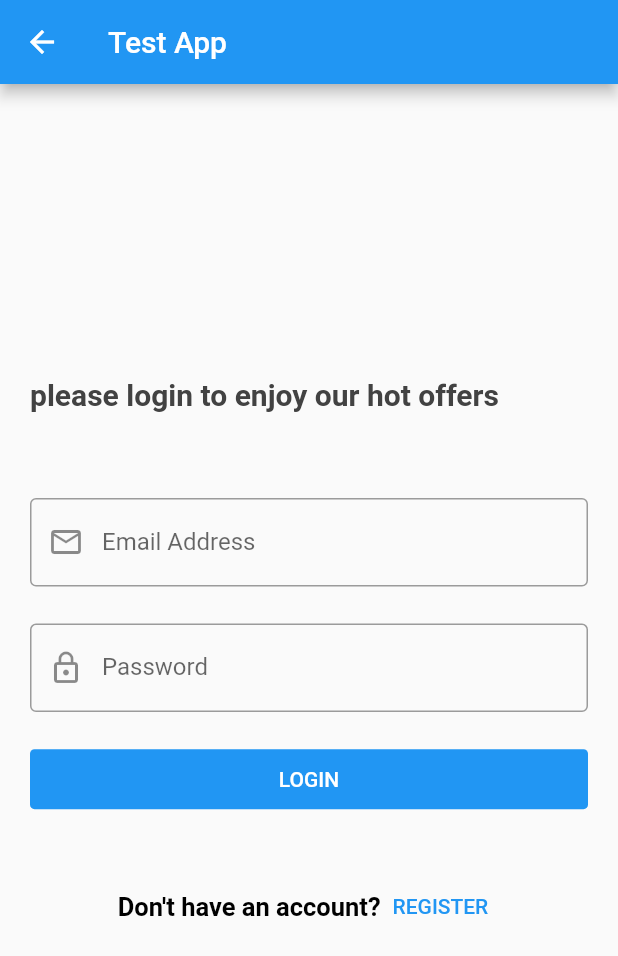
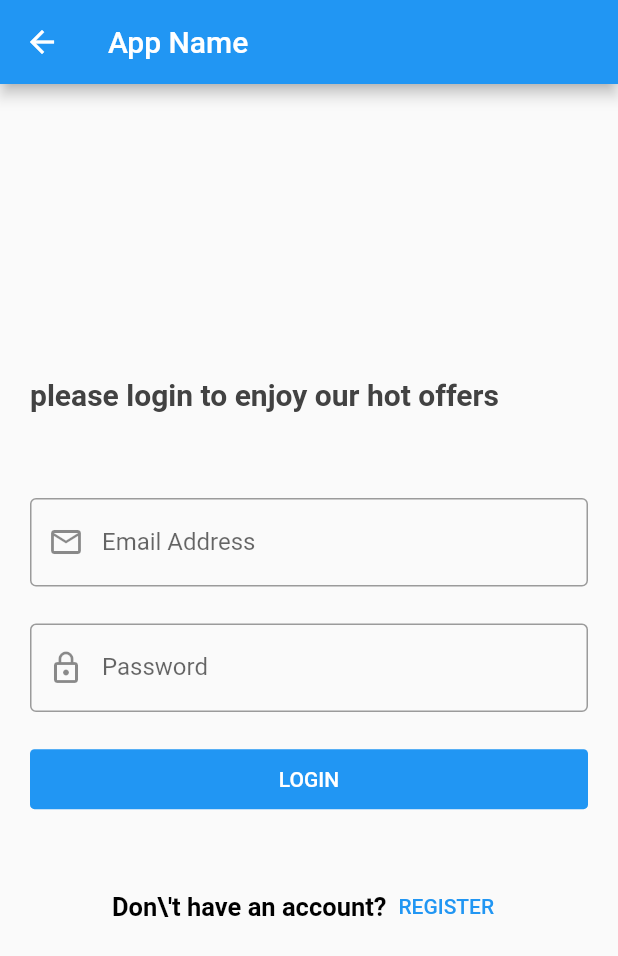
Before and after one commit to MostafaBastawy/Test, a Flutter app: the RegisterScreen screen opened directly, after a tap on "REGISTER", after a tap on "LOGIN", on a phone screen of 412 x 824 dp. Shown: the top 956 px of the screen. Run offline on Flutter 3.47's test engine with Material 2 defaults, Android fonts, the phone set to English and light mode, and no system bars; our stand-ins replace bloc, cloud_firestore, easy_localization, firebase_auth, firebase_core, firebase_storage and 3 more; accounts and stored records are empty; network calls fail.

```diff
--- a/lib/screens/home_screen.dart
+++ b/lib/screens/home_screen.dart
@@ -3,8 +3,11 @@ import 'package:firebasetestapp/cubit/states.dart';
 import 'package:firebasetestapp/models/product_model.dart';
 import 'package:firebasetestapp/screens/profile_screen.dart';
 import 'package:firebasetestapp/shared/components.dart';
+import 'package:firebasetestapp/translations/locale_keys.g.dart';
 import 'package:flutter/material.dart';
 import 'package:flutter_bloc/flutter_bloc.dart';
+import 'package:easy_localization/easy_localization.dart';
+import '../translations/locale_keys.g.dart';
 
 class HomeScreen extends StatelessWidget {
   const HomeScreen({Key? key}) : super(key: key);
@@ -21,7 +24,7 @@ class HomeScreen extends StatelessWidget {
         AppCubit cubit = AppCubit.get(context);
         return Scaffold(
           appBar: AppBar(
-            title: const Text('Products'),
+            title: Text(LocaleKeys.products.tr()),
             actions: [
               Padding(
                 padding: const EdgeInsetsDirectional.only(end: 20.0),
--- a/lib/screens/login_screen.dart
+++ b/lib/screens/login_screen.dart
@@ -3,10 +3,13 @@ import 'package:firebasetestapp/screens/home_screen.dart';
 import 'package:firebasetestapp/screens/register_screen.dart';
 import 'package:firebasetestapp/shared/cache_helper.dart';
 import 'package:firebasetestapp/shared/components.dart';
+import 'package:firebasetestapp/translations/locale_keys.g.dart';
 import 'package:flutter/material.dart';
 import 'package:flutter_bloc/flutter_bloc.dart';
 import 'package:firebasetestapp/cubit/cubit.dart';
 import 'package:firebasetestapp/cubit/states.dart';
+import 'package:easy_localization/easy_localization.dart';
+import '../translations/locale_keys.g.dart';
 
 class LoginScreen extends StatelessWidget {
   var emailController = TextEditingController();
@@ -27,8 +30,8 @@ class LoginScreen extends StatelessWidget {
         AppCubit cubit = AppCubit.get(context);
         return Scaffold(
           appBar: AppBar(
-            title: const Text(
-              'Test App',
+            title: Text(
+              LocaleKeys.appName.tr(),
             ),
           ),
           body: Center(
@@ -41,7 +44,7 @@ class LoginScreen extends StatelessWidget {
                     crossAxisAlignment: CrossAxisAlignment.start,
                     children: [
                       Text(
-                        'please login to enjoy our hot offers',
+                        LocaleKeys.loginMessage.tr(),
                         style: TextStyle(
                           fontWeight: FontWeight.bold,
                           fontSize: 20.0,
@@ -55,13 +58,13 @@ class LoginScreen extends StatelessWidget {
                         keyboardType: TextInputType.emailAddress,
                         validator: (String? value) {
                           if (value!.isEmpty) {
-                            return 'email address cant be empty';
+                            return LocaleKeys.emailVerify.tr();
                           }
                         },
-                        decoration: const InputDecoration(
-                          border: OutlineInputBorder(),
-                          labelText: 'Email Address',
-                          prefixIcon: Icon(Icons.email_outlined),
+                        decoration: InputDecoration(
+                          border: const OutlineInputBorder(),
+                          labelText: LocaleKeys.emailLabel.tr(),
+                          prefixIcon: const Icon(Icons.email_outlined),
                         ),
                         onTap: () {},
                         onChanged: (value) {},
@@ -75,13 +78,13 @@ class LoginScreen extends StatelessWidget {
                         keyboardType: TextInputType.visiblePassword,
                         validator: (String? value) {
                           if (value!.isEmpty) {
-                            return 'password is too short';
+                            return LocaleKeys.passwordVerify.tr();
                           }
                         },
-                        decoration: const InputDecoration(
-                          border: OutlineInputBorder(),
-                          labelText: 'Password',
-                          prefixIcon: Icon(Icons.lock_outline),
+                        decoration: InputDecoration(
+                          border: const OutlineInputBorder(),
+                          labelText: LocaleKeys.passwordLabel.tr(),
+                          prefixIcon: const Icon(Icons.lock_outline),
                         ),
                         onTap: () {},
                         onChanged: (value) {},
@@ -98,16 +101,16 @@ class LoginScreen extends StatelessWidget {
                             );
                           }
                         },
-                        text: 'LOGIN',
+                        text: LocaleKeys.loginButton.tr(),
                       ),
                       SizedBox(
                           height: MediaQuery.of(context).size.height * 0.05),
                       Row(
                         mainAxisAlignment: MainAxisAlignment.center,
                         children: [
-                          const Text(
-                            'Don\'t have an account?',
-                            style: TextStyle(
+                          Text(
+                            LocaleKeys.loginDontHaveAnAccount.tr(),
+                            style: const TextStyle(
                               fontWeight: FontWeight.bold,
                               fontSize: 17.0,
                               color: Colors.black,
@@ -118,7 +121,7 @@ class LoginScreen extends StatelessWidget {
                               navigateTo(
                                   context: context, widget: RegisterScreen());
                             },
-                            child: const Text('REGISTER'),
+                            child: Text(LocaleKeys.registerButton.tr()),
                           ),
                         ],
                       ),
--- a/lib/screens/register_screen.dart
+++ b/lib/screens/register_screen.dart
@@ -4,6 +4,8 @@ import 'package:flutter/material.dart';
 import 'package:flutter_bloc/flutter_bloc.dart';
 import 'package:firebasetestapp/cubit/cubit.dart';
 import 'package:firebasetestapp/cubit/states.dart';
+import 'package:easy_localization/easy_localization.dart';
+import '../translations/locale_keys.g.dart';
 
 class RegisterScreen extends StatelessWidget {
   var emailController = TextEditingController();
@@ -25,8 +27,8 @@ class RegisterScreen extends StatelessWidget {
 
         return Scaffold(
           appBar: AppBar(
-            title: const Text(
-              'Test App',
+            title: Text(
+              LocaleKeys.appName.tr(),
             ),
           ),
           body: Center(
@@ -39,7 +41,7 @@ class RegisterScreen extends StatelessWidget {
                     crossAxisAlignment: CrossAxisAlignment.start,
                     children: [
                       Text(
-                        'please register to enjoy our hot offers',
+                        LocaleKeys.registerMessage.tr(),
                         style: TextStyle(
                           fontWeight: FontWeight.bold,
                           fontSize: 20.0,
@@ -53,13 +55,13 @@ class RegisterScreen extends StatelessWidget {
                         keyboardType: TextInputType.name,
                         validator: (String? value) {
                           if (value!.isEmpty) {
-                            return 'name cant be empty';
+                            return LocaleKeys.nameVerify.tr();
                           }
                         },
-                        decoration: const InputDecoration(
-                          border: OutlineInputBorder(),
-                          labelText: 'Full Name',
-                          prefixIcon: Icon(Icons.person),
+                        decoration: InputDecoration(
+                          border: const OutlineInputBorder(),
+                          labelText: LocaleKeys.nameLabel.tr(),
+                          prefixIcon: const Icon(Icons.person),
                         ),
                         onTap: () {},
                         onChanged: (value) {},
@@ -72,13 +74,13 @@ class RegisterScreen extends StatelessWidget {
                         keyboardType: TextInputType.emailAddress,
                         validator: (String? value) {
                           if (value!.isEmpty) {
-                            return 'email address cant be empty';
+                            return LocaleKeys.emailVerify.tr();
                           }
                         },
-                        decoration: const InputDecoration(
-                          border: OutlineInputBorder(),
-                          labelText: 'Email Address',
-                          prefixIcon: Icon(Icons.email_outlined),
+                        decoration: InputDecoration(
+                          border: const OutlineInputBorder(),
+                          labelText: LocaleKeys.emailLabel.tr(),
+                          prefixIcon: const Icon(Icons.email_outlined),
                         ),
                         onTap: () {},
                         onChanged: (value) {},
@@ -92,13 +94,13 @@ class RegisterScreen extends StatelessWidget {
                         keyboardType: TextInputType.visiblePassword,
                         validator: (String? value) {
                           if (value!.isEmpty) {
-                            return 'password is too short';
+                            return LocaleKeys.passwordVerify.tr();
                           }
                         },
-                        decoration: const InputDecoration(
-                          border: OutlineInputBorder(),
-                          labelText: 'Password',
-                          prefixIcon: Icon(Icons.lock_outline),
+                        decoration: InputDecoration(
+                          border: const OutlineInputBorder(),
+                          labelText: LocaleKeys.passwordLabel.tr(),
+                          prefixIcon: const Icon(Icons.lock_outline),
                         ),
                         onTap: () {},
                         onChanged: (value) {},
@@ -111,13 +113,13 @@ class RegisterScreen extends StatelessWidget {
                         keyboardType: TextInputType.phone,
                         validator: (String? value) {
                           if (value!.isEmpty) {
-                            return 'phone number cant be empty';
+                            return LocaleKeys.phoneVerify.tr();
                           }
                         },
-                        decoration: const InputDecoration(
-                          border: OutlineInputBorder(),
-                          labelText: 'Phone Number',
-                          prefixIcon: Icon(Icons.phone),
+                        decoration: InputDecoration(
+                          border: const OutlineInputBorder(),
+                          labelText: LocaleKeys.phoneLabel.tr(),
+                          prefixIcon: const Icon(Icons.phone),
                         ),
                         onTap: () {},
                         onChanged: (value) {},
@@ -136,16 +138,16 @@ class RegisterScreen extends StatelessWidget {
                             );
                           }
                         },
-                        text: 'REGISTER',
+                        text: LocaleKeys.registerButton.tr(),
                       ),
                       SizedBox(
                           height: MediaQuery.of(context).size.height * 0.05),
                       Row(
                         mainAxisAlignment: MainAxisAlignment.center,
                         children: [
-                          const Text(
-                            'already have an account?',
-                            style: TextStyle(
+                          Text(
+                            LocaleKeys.alreadyHaveAnAccount.tr(),
+                            style: const TextStyle(
                               fontWeight: FontWeight.bold,
                               fontSize: 17.0,
                               color: Colors.black,
@@ -156,7 +158,7 @@ class RegisterScreen extends StatelessWidget {
                               navigateTo(
                                   context: context, widget: LoginScreen());
                             },
-                            child: const Text('LOGIN'),
+                            child: Text(LocaleKeys.loginButton.tr()),
                           ),
                         ],
                       ),
```
Also changed, not shown: assets/translations/ar.json (added, +23 -0 lines), assets/translations/en.json (added, +23 -0 lines), lib/main.dart (+21 -3 lines), lib/screens/profile_screen.dart (+15 -17 lines), pubspec.yaml (+4 -3 lines), lib/generated/codegen_loader.g.dart (added), lib/translations/locale_keys.g.dart (added), pubspec.lock.
